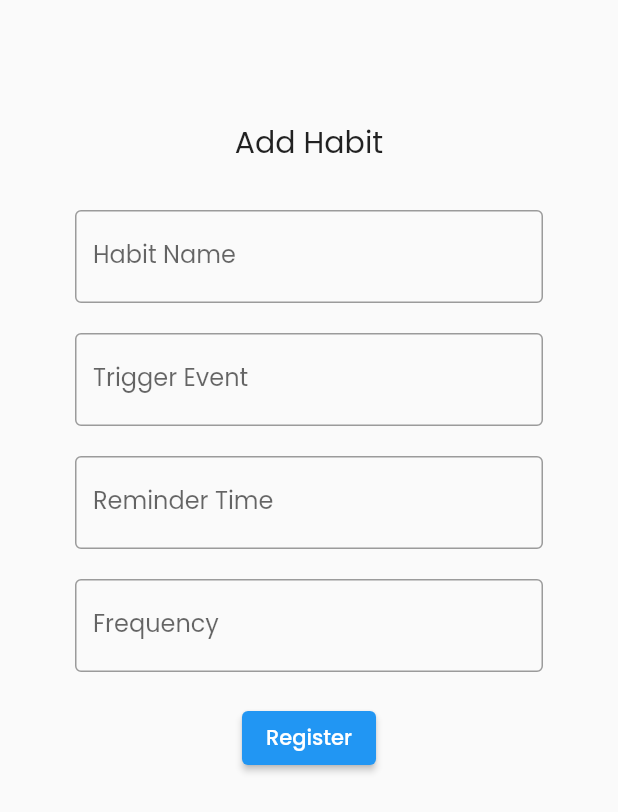
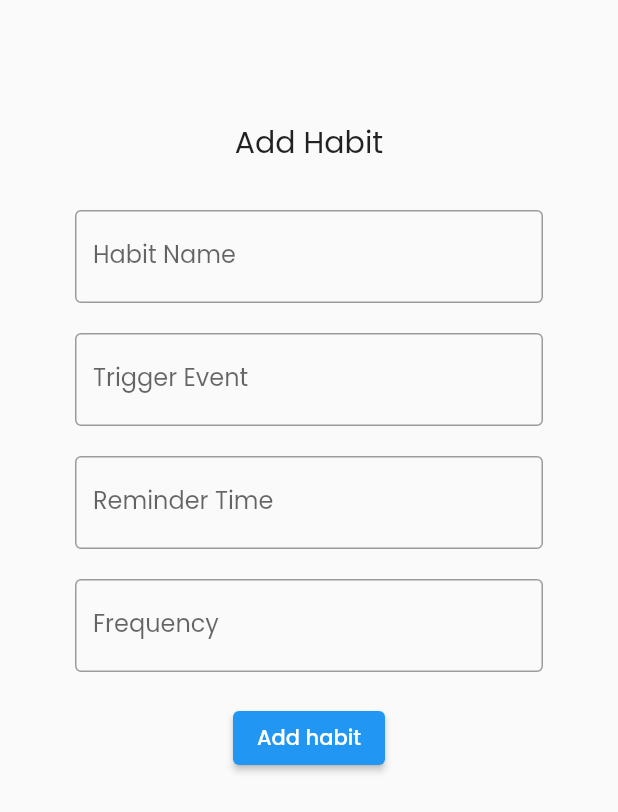
Before and after one commit to Durianator/ripeto_flutter, a Flutter app: the AddHabitScreen screen opened by its route, on a phone screen of 412 x 824 dp. Shown: the top 812 px of the screen. Run offline on Flutter 3.47's test engine with Material 2 defaults, Android fonts, the phone set to English and light mode, and no system bars; our stand-ins replace cloud_firestore, firebase_auth, firebase_core, flutter_signin_button, google_fonts, google_sign_in and 1 more; accounts and stored records are empty.

Commit message:
Changed the text button in Add Habit screen.

```diff
--- a/lib/screens/add_habit_screen.dart
+++ b/lib/screens/add_habit_screen.dart
@@ -103,7 +103,7 @@ class _AddHabitScreenState extends State<AddHabitScreen> {
                       print(e);
                     }
                   },
-                  child: Text('Register'),
+                  child: Text('Add habit'),
                   style: ButtonStyle(),
                 ),
                 SizedBox(
```
